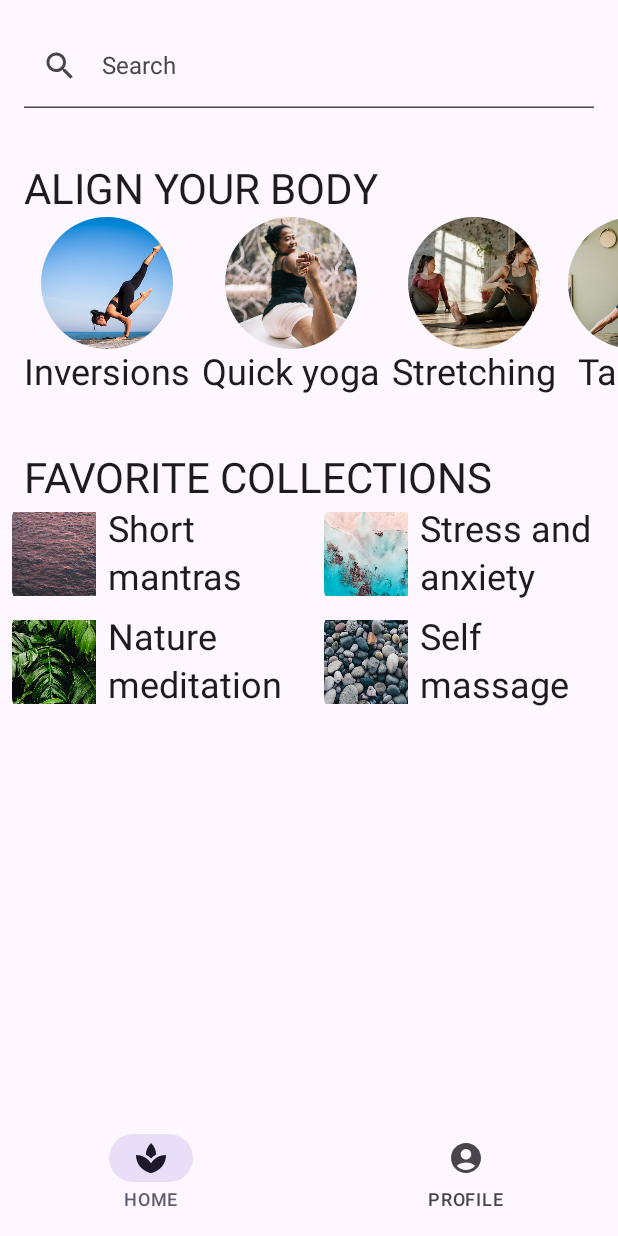
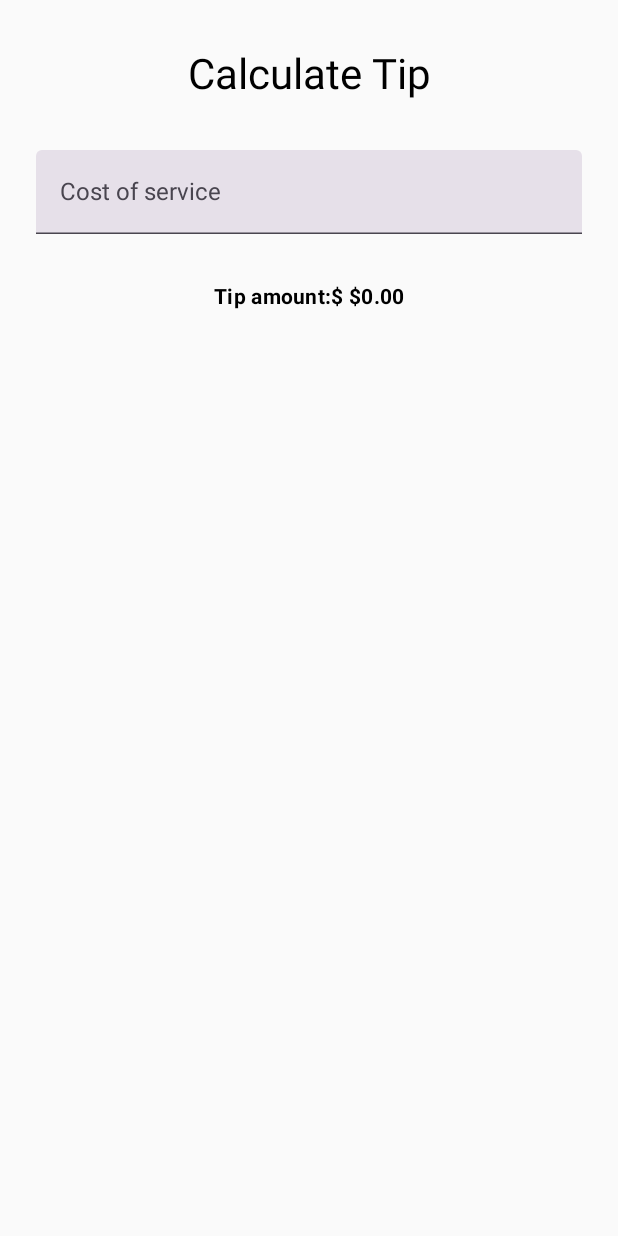
Before and after one commit to NikhilVijayakumar/ComposePOC, an Android app built with Jetpack Compose: the screen it shows after launch (MainActivity), on a phone screen of 412 x 824 dp. Run offline under Robolectric (Android 15) with nearby library versions, the phone set to English and light mode, and no system bars.

Commit message:
intro into states

```diff
--- a/app/src/main/java/com/nikhil/compose/MainActivity.kt
+++ b/app/src/main/java/com/nikhil/compose/MainActivity.kt
@@ -6,6 +6,7 @@ import androidx.activity.compose.setContent
 import androidx.compose.runtime.Composable
 import com.nikhil.compose.ui.codelab.basic.CodeLabBasic
 import com.nikhil.compose.ui.codelab.layout.CodeLabBasicLayout
+import com.nikhil.compose.ui.codelab.state.StateIntro
 import com.nikhil.compose.ui.theme.AppTheme
 
 class MainActivity : ComponentActivity() {
@@ -26,5 +27,6 @@ class MainActivity : ComponentActivity() {
 @Composable
 fun CodeLabContent() {
 //    CodeLabBasic()
-    CodeLabBasicLayout()
+    //CodeLabBasicLayout()
+    StateIntro()
 }
--- /dev/null
+++ b/app/src/main/java/com/nikhil/compose/ui/codelab/state/StateIntro.kt
@@ -0,0 +1,132 @@
+package com.nikhil.compose.ui.codelab.state
+
+import android.content.res.Configuration.UI_MODE_NIGHT_NO
+import android.content.res.Configuration.UI_MODE_NIGHT_YES
+import androidx.compose.foundation.layout.*
+import androidx.compose.foundation.text.KeyboardOptions
+import androidx.compose.material3.ExperimentalMaterial3Api
+import androidx.compose.material3.MaterialTheme
+import androidx.compose.material3.Text
+import androidx.compose.material3.TextField
+import androidx.compose.runtime.*
+import androidx.compose.ui.Alignment
+import androidx.compose.ui.Modifier
+import androidx.compose.ui.res.stringResource
+import androidx.compose.ui.text.font.FontWeight
+import androidx.compose.ui.text.input.KeyboardType
+import androidx.compose.ui.text.style.TextAlign
+import androidx.compose.ui.tooling.preview.Devices
+import androidx.compose.ui.tooling.preview.Preview
+import androidx.compose.ui.unit.dp
+import com.nikhil.compose.R
+import com.nikhil.compose.ui.theme.AppTheme
+import java.text.NumberFormat
+
+@Composable
+fun StateIntro() {
+    CalculateTipScreen()
+
+}
+
+@Composable
+fun CalculateTipScreen() {
+    AppTheme {
+        TipComponent()
+    }
+}
+
+@Composable
+fun TipComponent() {
+    var amountInput by remember {
+        mutableStateOf("")
+    }
+    val amount = amountInput.toDoubleOrNull()?:0.0
+    val tip = amount * 0.15
+
+
+        Column(
+            Modifier
+                .fillMaxSize(),
+            horizontalAlignment = Alignment.CenterHorizontally
+        ) {
+            Spacer(modifier = Modifier.size(32.dp))
+            TipHeading(modifier = Modifier.fillMaxWidth())
+            Spacer(modifier = Modifier.size(32.dp))
+            GetTip(value = amountInput,
+                onValueChange = {
+                amountInput = it
+            },
+                modifier = Modifier.fillMaxWidth()
+                )
+            Spacer(modifier = Modifier.size(32.dp))
+            ShowTip(
+               amount = NumberFormat.getCurrencyInstance().format(tip),
+                modifier = Modifier.fillMaxWidth()
+                )
+        }
+
+}
+
+@Composable
+fun ShowTip(amount: String, modifier: Modifier = Modifier) {
+    Text(
+        text = stringResource(id = R.string.tip_amount, amount),
+        modifier = modifier,
+        style = MaterialTheme.typography.bodyMedium,
+        textAlign = TextAlign.Center,
+        fontWeight = FontWeight.Bold
+    )
+
+}
+
+@OptIn(ExperimentalMaterial3Api::class)
+@Composable
+fun GetTip(
+    value: String,
+    onValueChange: (String) -> Unit,
+    modifier: Modifier = Modifier
+) {
+
+
+    TextField(
+        value = value,
+        onValueChange = onValueChange,
+        modifier = modifier.padding(horizontal = 24.dp),
+        singleLine = true,
+        keyboardOptions = KeyboardOptions(keyboardType = KeyboardType.Number),
+        label = { Text(text = stringResource(id = R.string.tip_placeholder)) }
+
+    )
+}
+
+@Composable
+fun TipHeading(modifier: Modifier = Modifier) {
+    Text(
+        text = stringResource(id = R.string.tip_heading),
+        modifier = modifier
+            .fillMaxWidth(),
+        style = MaterialTheme.typography.headlineMedium,
+        textAlign = TextAlign.Center
+    )
+}
+
+@Preview(
+    showBackground = true, device = Devices.PIXEL,
+    showSystemUi = true, uiMode = UI_MODE_NIGHT_NO,
+    name = "LightMode"
+)
+@Composable
+fun CalculateTipLightPreview() {
+    CalculateTipScreen()
+}
+
+
+@Preview(
+    showBackground = true, device = Devices.PIXEL,
+    showSystemUi = true, uiMode = UI_MODE_NIGHT_YES,
+    name = "NightMode"
+)
+@Composable
+fun CalculateTipDarkPreview() {
+    CalculateTipScreen()
+}
--- a/app/src/main/java/com/nikhil/compose/ui/example/mdc/textfield/OutlinedTextFieldExample.kt
+++ b/app/src/main/java/com/nikhil/compose/ui/example/mdc/textfield/OutlinedTextFieldExample.kt
@@ -25,4 +25,6 @@ fun OutlinedTextFieldExample() {
         onValueChange = { text = it },
         label = { Text("Label") }
     )
+
+
 }
--- a/app/src/main/res/values/strings.xml
+++ b/app/src/main/res/values/strings.xml
@@ -31,4 +31,10 @@
     <string name="placeholder_search">Search</string>
     <!--Basic layout codelab end-->
 
+    <!-- State Into Lab -->
+    <string name="tip_heading">Calculate Tip</string>
+    <string name="tip_placeholder">Cost of service</string>
+    <string name="tip_amount">Tip amount:$ %1$s</string>
+    <!-- State Into Lab end -->
+
 </resources>
```
